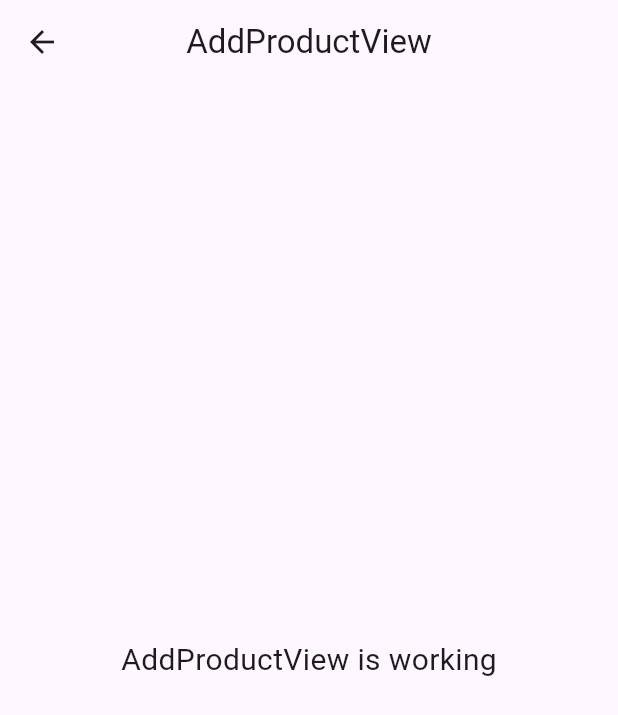
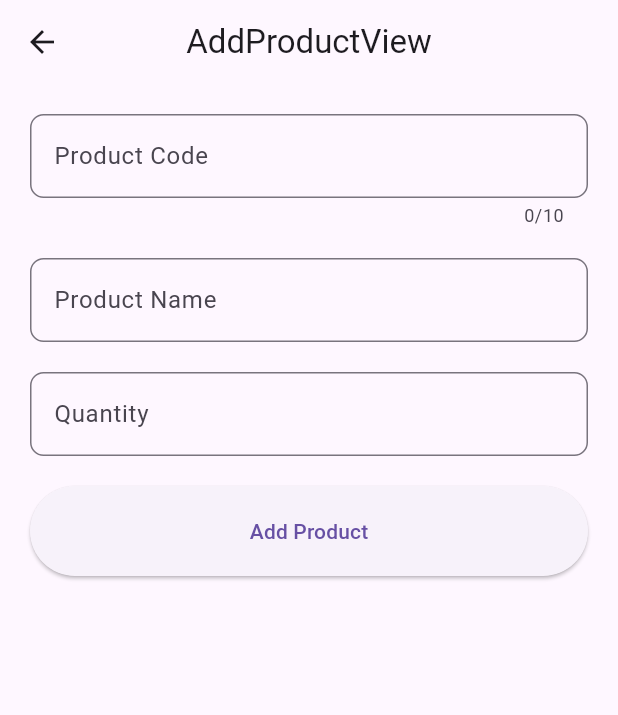
Before and after one commit to ramafikri02/qr-code-flutter, a Flutter app: the AddProductView screen opened by its route, on a phone screen of 412 x 824 dp. Shown: the top 715 px of the screen. Run offline on Flutter 3.47's test engine with Material 3 defaults, Android fonts, the phone set to English and light mode, and no system bars; our stand-ins replace cloud_firestore, firebase_auth, firebase_core, get; accounts and stored records are empty; network calls fail.

Commit message:
✨ feat(add product): work

```diff
--- a/lib/app/modules/add_product/controllers/add_product_controller.dart
+++ b/lib/app/modules/add_product/controllers/add_product_controller.dart
@@ -1,23 +1,23 @@
+import 'package:cloud_firestore/cloud_firestore.dart';
 import 'package:get/get.dart';
 
 class AddProductController extends GetxController {
-  //TODO: Implement AddProductController
+  RxBool isLoading = false.obs;
 
-  final count = 0.obs;
-  @override
-  void onInit() {
-    super.onInit();
+  FirebaseFirestore firestore = FirebaseFirestore.instance;
+
+  Future<Map<String, dynamic>> addProduct(Map<String, dynamic> data) async {
+    try {
+      var hasil = await firestore.collection("product").add(data);
+      await firestore.collection("product").doc(hasil.id).update({
+        "productId": hasil.id,
+      });
+
+      return {"error": false, "message": "Berhasil menambah product"};
+    } catch (e) {
+      print(e);
+      //? Error general
+      return {"error": true, "message": "Tidak dapat menambah product"};
+    }
   }
-
-  @override
-  void onReady() {
-    super.onReady();
-  }
-
-  @override
-  void onClose() {
-    super.onClose();
-  }
-
-  void increment() => count.value++;
 }
--- a/lib/app/modules/add_product/views/add_product_view.dart
+++ b/lib/app/modules/add_product/views/add_product_view.dart
@@ -5,20 +5,80 @@ import 'package:get/get.dart';
 import '../controllers/add_product_controller.dart';
 
 class AddProductView extends GetView<AddProductController> {
-  const AddProductView({Key? key}) : super(key: key);
+  AddProductView({super.key});
+  final TextEditingController codeC = TextEditingController();
+  final TextEditingController nameC = TextEditingController();
+  final TextEditingController qtyC = TextEditingController();
+
   @override
   Widget build(BuildContext context) {
     return Scaffold(
-      appBar: AppBar(
-        title: const Text('AddProductView'),
-        centerTitle: true,
-      ),
-      body: const Center(
-        child: Text(
-          'AddProductView is working',
-          style: TextStyle(fontSize: 20),
+        appBar: AppBar(
+          title: const Text('AddProductView'),
+          centerTitle: true,
         ),
-      ),
-    );
+        body: ListView(
+          padding: const EdgeInsets.all(20),
+          children: [
+            TextField(
+              autocorrect: false,
+              controller: codeC,
+              keyboardType: TextInputType.number,
+              maxLength: 10,
+              decoration: InputDecoration(
+                  labelText: "Product Code",
+                  border: OutlineInputBorder(
+                      borderRadius: BorderRadius.circular(9))),
+            ),
+            const SizedBox(height: 20),
+            TextField(
+              autocorrect: false,
+              controller: nameC,
+              keyboardType: TextInputType.text,
+              decoration: InputDecoration(
+                  labelText: "Product Name",
+                  border: OutlineInputBorder(
+                      borderRadius: BorderRadius.circular(9))),
+            ),
+            const SizedBox(height: 20),
+            TextField(
+              autocorrect: false,
+              controller: qtyC,
+              keyboardType: TextInputType.number,
+              decoration: InputDecoration(
+                  labelText: "Quantity",
+                  border: OutlineInputBorder(
+                      borderRadius: BorderRadius.circular(9))),
+            ),
+            const SizedBox(height: 20),
+            ElevatedButton(
+                onPressed: () async {
+                  if (controller.isLoading.isFalse) {
+                    if (codeC.text.isNotEmpty &&
+                        nameC.text.isNotEmpty &&
+                        qtyC.text.isNotEmpty) {
+                      controller.isLoading(true);
+                      Map<String, dynamic> hasil = await controller.addProduct({
+                        "code": codeC.text,
+                        "name": nameC.text,
+                        "qty": int.tryParse(qtyC.text) ?? 0
+                      });
+                      controller.isLoading(false);
+
+                      Get.back();
+
+                      Get.snackbar(hasil["error"] == true ? "Error" : "Success",
+                          hasil["message"]);
+                    } else {
+                      Get.snackbar("Error", "Semua data harus diisi");
+                    }
+                  }
+                },
+                style: ElevatedButton.styleFrom(
+                    padding: const EdgeInsets.symmetric(vertical: 20)),
+                child: Obx(() => Text(
+                    controller.isLoading.isFalse ? "Add Product" : "Loading")))
+          ],
+        ));
   }
 }
--- a/lib/app/routes/app_pages.dart
+++ b/lib/app/routes/app_pages.dart
@@ -29,7 +29,7 @@ class AppPages {
     ),
     GetPage(
       name: _Paths.addProduct,
-      page: () => const AddProductView(),
+      page: () => AddProductView(),
       binding: AddProductBinding(),
     ),
     GetPage(
```
